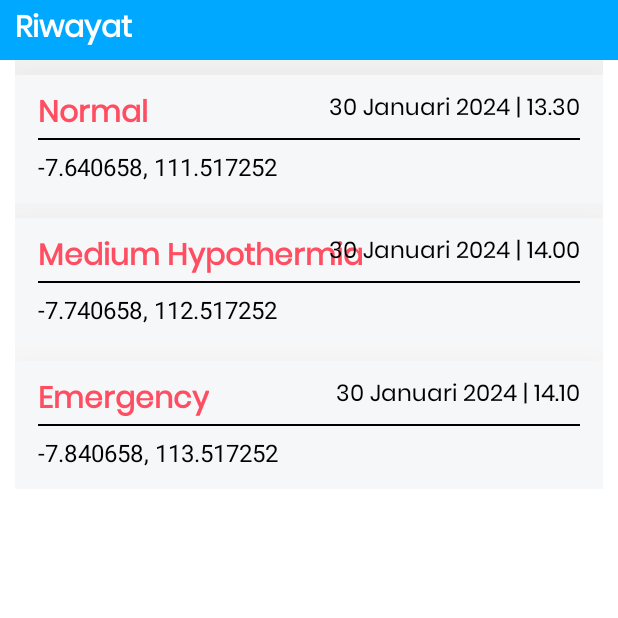
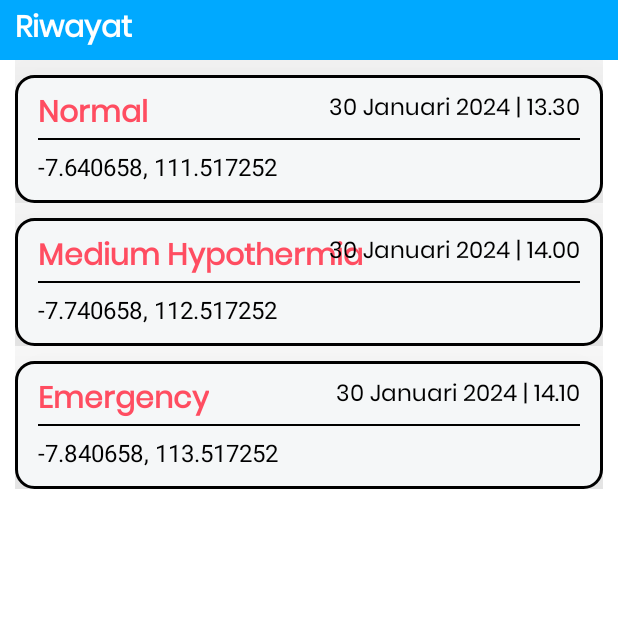
Before and after one commit to Masdikaa/Android-ESP-Firebase, an Android app: the fragment HistoryFragment shown on its own in the app's theme, on a phone screen of 412 x 824 dp, the top half of it. Run offline under Robolectric (Android 15) with nearby library versions, the phone set to English and light mode, and no system bars.

Commit message:
Package Managing

```diff
--- a/app/src/main/AndroidManifest.xml
+++ b/app/src/main/AndroidManifest.xml
@@ -19,7 +19,7 @@
         android:theme="@style/Theme.ESPAndroidFirebase"
         tools:targetApi="31">
         <activity
-            android:name=".MainActivity"
+            android:name=".activities.MainActivity"
             android:exported="true">
             <intent-filter>
                 <action android:name="android.intent.action.MAIN" />
--- a/app/src/main/java/com/masdika/espandroidfirebase/HistoryAdapter.kt
+++ b/app/src/main/java/com/masdika/espandroidfirebase/adapters/HistoryAdapter.kt
@@ -1,10 +1,12 @@
-package com.masdika.espandroidfirebase
+package com.masdika.espandroidfirebase.adapters
 
 import android.view.LayoutInflater
 import android.view.View
 import android.view.ViewGroup
 import android.widget.TextView
 import androidx.recyclerview.widget.RecyclerView
+import com.masdika.espandroidfirebase.data.HistoryDataClass
+import com.masdika.espandroidfirebase.R
 
 class HistoryAdapter(private val historyList: ArrayList<HistoryDataClass>) :
     RecyclerView.Adapter<HistoryAdapter.HistoryViewHolder>() {
--- a/app/src/main/java/com/masdika/espandroidfirebase/HistoryDataClass.kt
+++ b/app/src/main/java/com/masdika/espandroidfirebase/data/HistoryDataClass.kt
@@ -1,3 +1,3 @@
-package com.masdika.espandroidfirebase
+package com.masdika.espandroidfirebase.data
 
 data class HistoryDataClass(var status: String, var dateTime: String, var geoPoint: String)
--- a/app/src/main/java/com/masdika/espandroidfirebase/HistoryFragment.kt
+++ b/app/src/main/java/com/masdika/espandroidfirebase/fragments/HistoryFragment.kt
@@ -1,20 +1,23 @@
-package com.masdika.espandroidfirebase
+package com.masdika.espandroidfirebase.fragments
 
 import android.os.Bundle
 import android.view.LayoutInflater
 import android.view.View
 import android.view.ViewGroup
+import androidx.core.view.get
 import androidx.fragment.app.Fragment
 import androidx.recyclerview.widget.LinearLayoutManager
 import androidx.recyclerview.widget.RecyclerView
+import com.masdika.espandroidfirebase.R
+import com.masdika.espandroidfirebase.adapters.HistoryAdapter
+import com.masdika.espandroidfirebase.data.HistoryDataClass
 import com.masdika.espandroidfirebase.databinding.FragmentHistoryBinding
-
-private var _binding: FragmentHistoryBinding? = null
-private val binding get() = _binding!!
 
 class HistoryFragment : Fragment() {
 
-    private lateinit var adapter: HistoryAdapter
+    private var _binding: FragmentHistoryBinding? = null
+    private val binding get() = _binding!!
+
     private lateinit var historyRecyclerView: RecyclerView
     private lateinit var historyArrayList: ArrayList<HistoryDataClass>
 
@@ -25,9 +28,10 @@ class HistoryFragment : Fragment() {
     override fun onCreateView(
         inflater: LayoutInflater, container: ViewGroup?,
         savedInstanceState: Bundle?
-    ): View? {
+    ): View {
         _binding = FragmentHistoryBinding.inflate(inflater, container, false)
         return binding.root
+
     }
 
     override fun onViewCreated(view: View, savedInstanceState: Bundle?) {
--- a/app/src/main/res/drawable/history_list_item_background.xml
+++ b/app/src/main/res/drawable/history_list_item_background.xml
@@ -1,11 +1,8 @@
 <?xml version="1.0" encoding="utf-8"?>
 <shape xmlns:android="http://schemas.android.com/apk/res/android">
 
+    <solid android:color="@color/gray"/>
     <corners android:radius="12dp" />
-
-    <gradient
-        android:startColor="@color/mint_start"
-        android:endColor="@color/mint_end"
-        android:type="linear"/>
+    <stroke android:width="2dp"/>
 
 </shape>
--- a/app/src/main/res/layout/activity_main.xml
+++ b/app/src/main/res/layout/activity_main.xml
@@ -4,7 +4,7 @@
     xmlns:tools="http://schemas.android.com/tools"
     android:layout_width="match_parent"
     android:layout_height="match_parent"
-    tools:context=".MainActivity">
+    tools:context=".activities.MainActivity">
 
     <LinearLayout
         android:id="@+id/top_border"
--- a/app/src/main/res/layout/fragment_history.xml
+++ b/app/src/main/res/layout/fragment_history.xml
@@ -4,7 +4,7 @@
     xmlns:tools="http://schemas.android.com/tools"
     android:layout_width="match_parent"
     android:layout_height="match_parent"
-    tools:context=".HistoryFragment">
+    tools:context=".fragments.HistoryFragment">
 
     <RelativeLayout
         android:id="@+id/title_layout"
--- a/app/src/main/res/layout/list_item.xml
+++ b/app/src/main/res/layout/list_item.xml
@@ -5,11 +5,11 @@
     android:layout_height="wrap_content">
 
     <RelativeLayout
-        android:elevation="80dp"
         android:layout_width="match_parent"
         android:layout_height="85dp"
         android:layout_marginTop="10dp"
-        android:background="@color/gray"
+        android:background="@drawable/history_list_item_background"
+        android:elevation="80dp"
         app:layout_constraintTop_toTopOf="parent">
 
         <TextView
--- a/app/src/main/res/values/strings.xml
+++ b/app/src/main/res/values/strings.xml
@@ -2,4 +2,8 @@
     <string name="app_name">ESP Android Firebase</string>
     <!-- TODO: Remove or change this placeholder text -->
     <string name="hello_blank_fragment">Hello blank fragment</string>
+
+    <string name="normal">Normal</string>
+    <string name="sedang">Medium Hypothermia</string>
+    <string name="emergency">Emergency</string>
 </resources>
```
Also changed, not shown: app/src/main/java/com/masdika/espandroidfirebase/activities/MainActivity.kt (renamed from app/src/main/java/com/masdika/espandroidfirebase/MainActivity.kt, +4 -3 lines).
